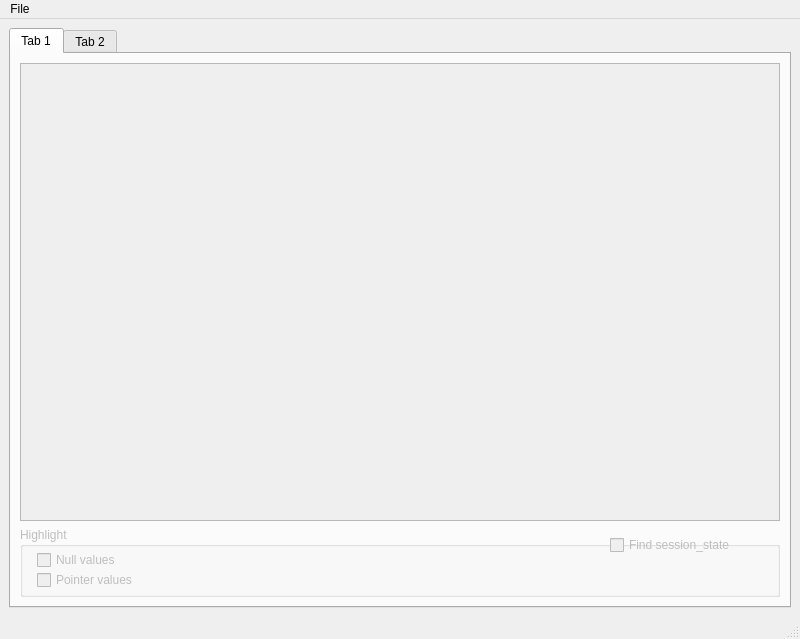
The window that haystack/gui/gui.ui (trolldbois/python-haystack) describes before a commit, drawn with Qt 5.
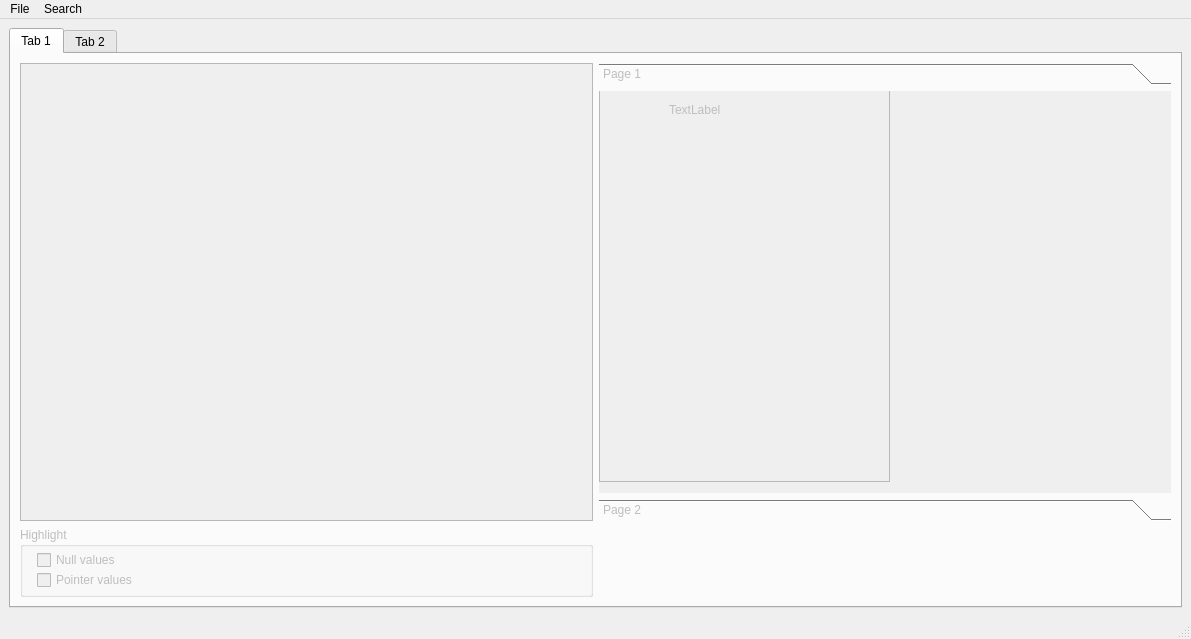
The same window after the commit.

Commit message: add a search window

Patch:
```diff
--- a/haystack/gui/gui.ui
+++ b/haystack/gui/gui.ui
@@ -6,7 +6,7 @@
    <rect>
     <x>0</x>
     <y>0</y>
-    <width>800</width>
+    <width>1191</width>
     <height>639</height>
    </rect>
   </property>
@@ -22,7 +22,7 @@
    </property>
    <layout class="QGridLayout" name="gridLayout">
     <item row="0" column="0">
-     <layout class="QVBoxLayout" name="verticalLayout">
+     <layout class="QHBoxLayout" name="horizontalLayout">
       <item>
        <widget class="QTabWidget" name="tabWidget">
         <property name="enabled">
@@ -50,6 +50,12 @@
             <property name="enabled">
              <bool>false</bool>
             </property>
+            <property name="sizePolicy">
+             <sizepolicy hsizetype="Expanding" vsizetype="Expanding">
+              <horstretch>0</horstretch>
+              <verstretch>0</verstretch>
+             </sizepolicy>
+            </property>
            </widget>
           </item>
           <item row="1" column="0">
@@ -116,6 +122,71 @@
             </widget>
            </widget>
           </item>
+          <item row="0" column="1">
+           <widget class="QToolBox" name="tab_search_structures">
+            <property name="enabled">
+             <bool>false</bool>
+            </property>
+            <property name="sizePolicy">
+             <sizepolicy hsizetype="Preferred" vsizetype="Preferred">
+              <horstretch>0</horstretch>
+              <verstretch>0</verstretch>
+             </sizepolicy>
+            </property>
+            <property name="currentIndex">
+             <number>0</number>
+            </property>
+            <widget class="QWidget" name="page">
+             <property name="geometry">
+              <rect>
+               <x>0</x>
+               <y>0</y>
+               <width>571</width>
+               <height>383</height>
+              </rect>
+             </property>
+             <attribute name="label">
+              <string>Page 1</string>
+             </attribute>
+             <widget class="QColumnView" name="columnView">
+              <property name="geometry">
+               <rect>
+                <x>0</x>
+                <y>-10</y>
+                <width>291</width>
+                <height>401</height>
+               </rect>
+              </property>
+             </widget>
+             <widget class="QLabel" name="label">
+              <property name="geometry">
+               <rect>
+                <x>70</x>
+                <y>10</y>
+                <width>67</width>
+                <height>17</height>
+               </rect>
+              </property>
+              <property name="text">
+               <string>TextLabel</string>
+              </property>
+             </widget>
+            </widget>
+            <widget class="QWidget" name="page_2">
+             <property name="geometry">
+              <rect>
+               <x>0</x>
+               <y>0</y>
+               <width>571</width>
+               <height>383</height>
+              </rect>
+             </property>
+             <attribute name="label">
+              <string>Page 2</string>
+             </attribute>
+            </widget>
+           </widget>
+          </item>
          </layout>
         </widget>
         <widget class="QWidget" name="tab_2">
@@ -137,7 +208,7 @@
     <rect>
      <x>0</x>
      <y>0</y>
-     <width>800</width>
+     <width>1191</width>
      <height>25</height>
     </rect>
    </property>
@@ -149,7 +220,15 @@
     <addaction name="separator"/>
     <addaction name="menu_file_exit"/>
    </widget>
+   <widget class="QMenu" name="menuSearch">
+    <property name="title">
+     <string>Search</string>
+    </property>
+    <addaction name="menu_search_structure"/>
+    <addaction name="menu_search_value"/>
+   </widget>
    <addaction name="menuFile"/>
+   <addaction name="menuSearch"/>
   </widget>
   <widget class="QStatusBar" name="statusbar"/>
   <action name="actionExit">
```
Left out of the diff: 18 changed lines with no effect on the pictures. The commit also changes 4 other files.
